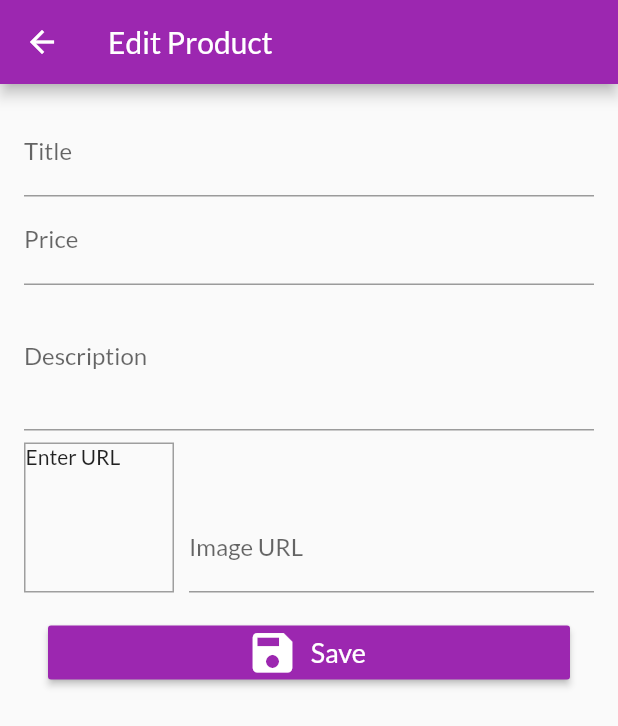
After one commit to ahmedmedrah/shop_app, a Flutter app: the EditProductScreen screen opened by its route, on a phone screen of 412 x 824 dp. The commit adds this screen. Shown: the top 726 px of the screen. Run offline on Flutter 3.47's test engine with Material 2 defaults, Android fonts, the phone set to English and light mode, and no system bars; network calls fail.

Commit message:
implement removeSingleItem in cart.dart make ProductModel mutable add edit_product_screen.dart add user_products_screen.dart add user_product_item.dart implement alertdialog when deleting item from the cart in cart_item.dart implement snackbar in product_item.dart

```diff
--- a/lib/main.dart
+++ b/lib/main.dart
@@ -4,9 +4,11 @@ import 'package:shop_app/providers/cart.dart';
 import 'package:shop_app/providers/orders.dart';
 import 'package:shop_app/providers/products_provider.dart';
 import 'package:shop_app/screens/cart_screen.dart';
+import 'package:shop_app/screens/edit_product_screen.dart';
 import 'package:shop_app/screens/orders_screen.dart';
 import 'package:shop_app/screens/product_details_screen.dart';
 import 'package:shop_app/screens/products_overview_screen.dart';
+import 'package:shop_app/screens/user_products_screen.dart';
 
 void main() {
   runApp(MyApp());
@@ -29,6 +31,7 @@ class MyApp extends StatelessWidget {
         ),
       ],
       child: MaterialApp(
+        debugShowCheckedModeBanner: false,
         title: 'Shop App',
         theme: ThemeData(
           primarySwatch: Colors.purple,
@@ -40,6 +43,8 @@ class MyApp extends StatelessWidget {
           ProductDetailsScreen.ROUTENAME: (ctx) => ProductDetailsScreen(),
           CartScreen.ROUTENAME: (ctx) => CartScreen(),
           OrdersScreen.ROUTENAME: (ctx) => OrdersScreen(),
+          UserProductsScreen.ROUTENAME: (ctx) => UserProductsScreen(),
+          EditProductScreen.ROUTENAME: (ctx) => EditProductScreen(),
         },
       ),
     );
--- a/lib/providers/product.dart
+++ b/lib/providers/product.dart
@@ -1,11 +1,11 @@
 import 'package:flutter/foundation.dart';
 
 class ProductModel with ChangeNotifier {
-  final String id;
-  final String title;
-  final String description;
-  final double price;
-  final String imageUrl;
+  String id;
+  String title;
+  String description;
+  double price;
+  String imageUrl;
   bool isFavorite;
 
   ProductModel({
--- /dev/null
+++ b/lib/screens/edit_product_screen.dart
@@ -0,0 +1,117 @@
+import 'package:flutter/material.dart';
+import 'package:shop_app/providers/product.dart';
+
+class EditProductScreen extends StatefulWidget {
+  static const String ROUTENAME = '/edit_screen_screen';
+
+  @override
+  _EditProductScreenState createState() => _EditProductScreenState();
+}
+
+class _EditProductScreenState extends State<EditProductScreen> {
+  @override
+  void dispose() {
+    // TODO: implement dispose
+    _imageUrlController.dispose();
+    super.dispose();
+  }
+
+  final _imageUrlController = TextEditingController();
+  final _formKey = GlobalKey<FormState>();
+  ProductModel _productModel = ProductModel(
+    id: null,
+    title: '',
+    description: '',
+    price: 0,
+    imageUrl: '',
+  );
+
+  @override
+  Widget build(BuildContext context) {
+    return Scaffold(
+      appBar: AppBar(
+        title: Text('Edit Product'),
+      ),
+      body: Padding(
+        padding: const EdgeInsets.all(16),
+        child: Form(
+          key: _formKey,
+          child: ListView(
+            children: [
+              TextFormField(
+                decoration: InputDecoration(labelText: 'Title'),
+                textInputAction: TextInputAction.next,
+                onSaved: (val) =>_productModel.title = val,
+              ),
+              TextFormField(
+                decoration: InputDecoration(labelText: 'Price'),
+                keyboardType: TextInputType.number,
+                textInputAction: TextInputAction.next,
+                onSaved: (val) =>_productModel.price = double.parse(val),
+              ),
+              TextFormField(
+                decoration: InputDecoration(labelText: 'Description'),
+                maxLines: 3,
+                keyboardType: TextInputType.multiline,
+                onSaved: (val) =>_productModel.description = val,
+              ),
+              Row(
+                crossAxisAlignment: CrossAxisAlignment.end,
+                children: [
+                  Container(
+                    width: 100,
+                    height: 100,
+                    margin: EdgeInsets.only(top: 8, right: 10),
+                    decoration:
+                        BoxDecoration(border: Border.all(color: Colors.grey)),
+                    child: _imageUrlController.text.isNotEmpty
+                        ? FittedBox(
+                            child: Image.network(
+                              _imageUrlController.text,
+                              fit: BoxFit.cover,
+                            ),
+                          )
+                        : Text('Enter URL'),
+                  ),
+                  Expanded(
+                    child: TextFormField(
+                      decoration: InputDecoration(labelText: 'Image URL'),
+                      textInputAction: TextInputAction.done,
+                      keyboardType: TextInputType.url,
+                      controller: _imageUrlController,
+                      onEditingComplete: () {
+                        setState(() {});
+                      },
+                      onSaved: (val) =>_productModel.imageUrl = val,
+                    ),
+                  ),
+                ],
+              ),
+              Padding(
+                padding: const EdgeInsets.all(16),
+                child: RaisedButton.icon(
+                  color: Theme.of(context).primaryColor,
+                  textColor: Colors.white,
+                  onPressed: _saveForm,
+                  icon: Icon(
+                    Icons.save,
+                    size: 35,
+                  ),
+                  label: Text(
+                    'Save',
+                    style: TextStyle(fontSize: 18),
+                  ),
+                ),
+              ),
+            ],
+          ),
+        ),
+      ),
+    );
+  }
+
+  void _saveForm() {
+    _formKey.currentState.save();
+    print(_productModel.title);
+  }
+}
--- a/lib/widgets/app_drawer.dart
+++ b/lib/widgets/app_drawer.dart
@@ -1,5 +1,6 @@
 import 'package:flutter/material.dart';
 import 'package:shop_app/screens/orders_screen.dart';
+import 'package:shop_app/screens/user_products_screen.dart';
 
 class AppDrawer extends StatelessWidget {
   @override
@@ -24,6 +25,13 @@ class AppDrawer extends StatelessWidget {
             onTap: () => Navigator.of(context)
                 .pushReplacementNamed(OrdersScreen.ROUTENAME),
           ),
+          Divider(),
+          ListTile(
+            leading: Icon(Icons.edit),
+            title: Text('Your Products'),
+            onTap: () => Navigator.of(context)
+                .pushReplacementNamed(UserProductsScreen.ROUTENAME),
+          ),
         ],
       ),
     );
```
Also changed, not shown: lib/providers/cart.dart (+15 -0 lines), lib/screens/user_products_screen.dart (added, +40 -0 lines), lib/widgets/cart_item.dart (+26 -2 lines), lib/widgets/order_item.dart (+6 -5 lines), lib/widgets/product_item.dart (+13 -2 lines), lib/widgets/user_product_item.dart (added, +40 -0 lines).
